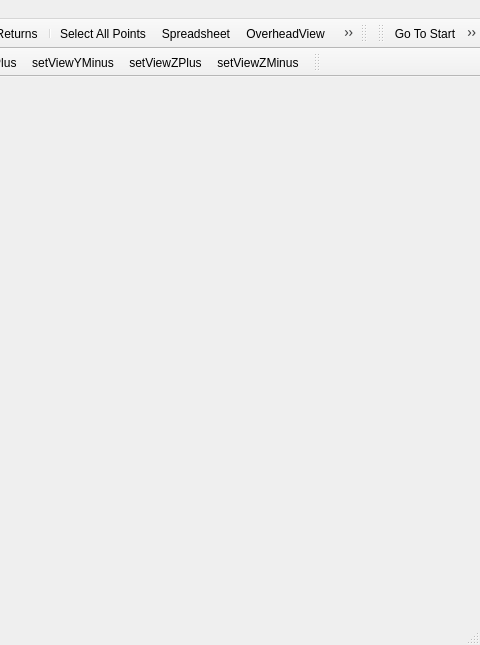
Before: the Qt Designer form vvMainWindow.ui in Kitware/VeloView, drawn with Qt 5; both pictures show x 590 to 1070 and y 0 to 645 of the 1070 by 645 pixel window.
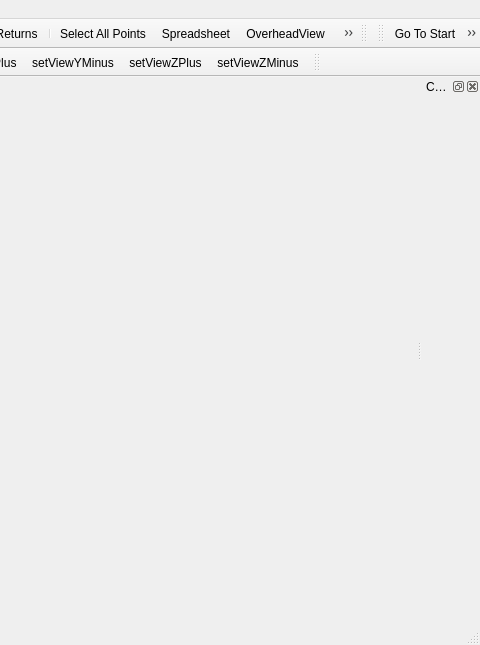
After: the same form once the commit is applied. Icons and pictures are not drawn. Custom widgets are drawn as their Qt base class.

Commit message: Add ParaView 4.2 style colormap editor

Patch:
```diff
--- a/vvMainWindow.ui
+++ b/vvMainWindow.ui
@@ -200,6 +200,15 @@
     <bool>false</bool>
    </attribute>
   </widget>
+  <widget class="QDockWidget" name="colorMapEditorDock">
+   <property name="windowTitle">
+    <string>Color Map Editor</string>
+   </property>
+   <attribute name="dockWidgetArea">
+    <number>2</number>
+   </attribute>
+   <widget class="pqColorMapEditor" name="colorMapEditorPanel"/>
+  </widget>
   <action name="actionE_xit">
    <property name="text">
     <string>E&amp;xit</string>
@@ -817,6 +826,12 @@
    <extends>QToolBar</extends>
    <header>vvColorToolbar.h</header>
   </customwidget>
+  <customwidget>
+   <class>pqColorMapEditor</class>
+   <extends>QWidget</extends>
+   <header>pqColorMapEditor.h</header>
+   <container>1</container>
+  </customwidget>
  </customwidgets>
  <resources>
   <include location="vvResources.qrc"/>
```
Left out of the diff: 2 changed lines with no effect on the pictures. The commit also changes 1 other file.
